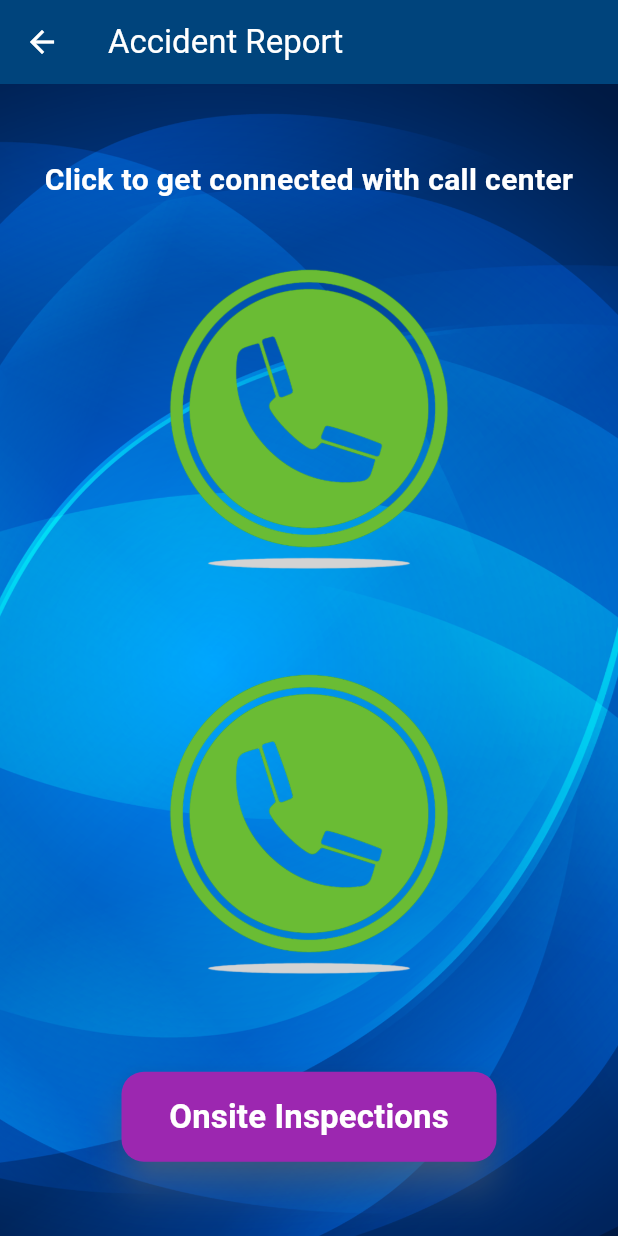
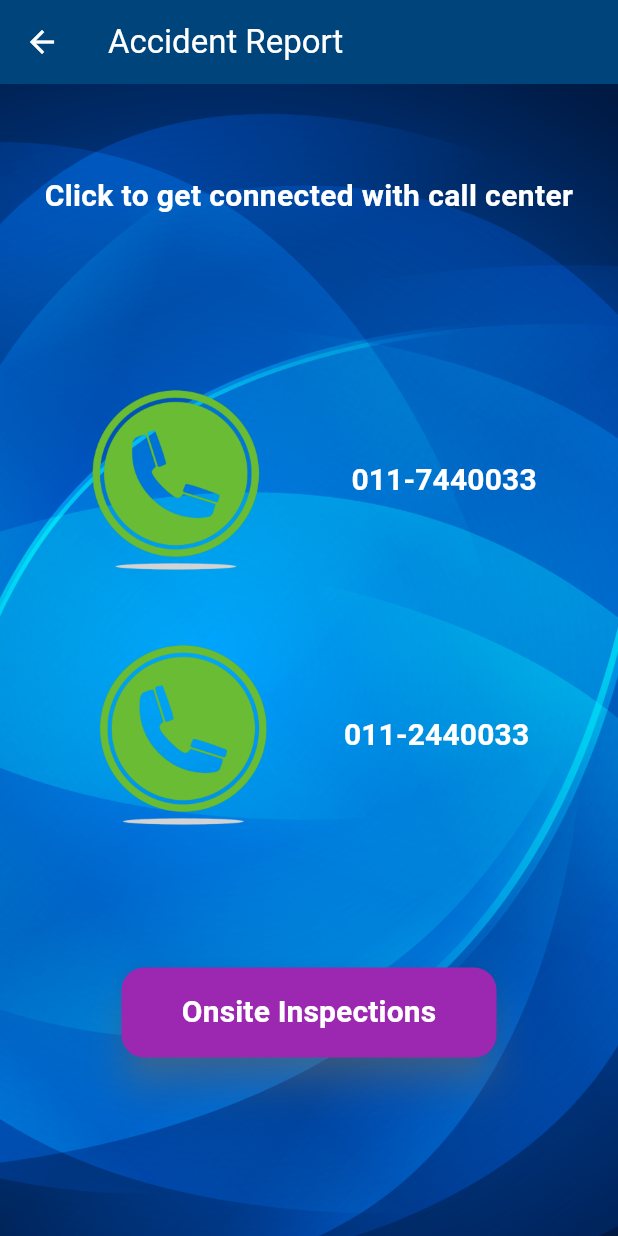
Before and after one commit to Pasindu9910/COOP-insu-new, a Flutter app: the AccidentReport screen opened by its route, on a phone screen of 412 x 824 dp. Run offline on Flutter 3.47's test engine with Material 3 defaults, Android fonts, the phone set to English and light mode, and no system bars; our stand-ins replace google_fonts, image_picker; Roboto replaces fonts that are missing (Georgia).

Commit message:
last com

```diff
--- a/lib/Screens/accidentreport.dart
+++ b/lib/Screens/accidentreport.dart
@@ -1,7 +1,7 @@
 // ignore_for_file: prefer_const_literals_to_create_immutables
 
 import 'package:flutter/material.dart';
-import 'package:url_launcher/url_launcher.dart'; // To make phone calls
+import 'package:url_launcher/url_launcher.dart';
 
 class AccidentReport extends StatefulWidget {
   const AccidentReport({super.key});
@@ -12,30 +12,28 @@ class AccidentReport extends StatefulWidget {
 
 class _AccidentReportState extends State<AccidentReport>
     with SingleTickerProviderStateMixin {
-
   late AnimationController _animationController;
   late Animation<double> _animation;
 
   @override
   void initState() {
     super.initState();
-    // Initialize the AnimationController
+
     _animationController = AnimationController(
       vsync: this,
       duration: const Duration(seconds: 1),
-    )..repeat(reverse: true); // Repeat animation in reverse direction
+    )..repeat(reverse: true);
 
-    // Define the animation as a scaling effect between 0.95 and 1.05
-    _animation = Tween<double>(begin: 0.95, end: 1.05).animate(_animationController);
+    _animation =
+        Tween<double>(begin: 0.95, end: 1.05).animate(_animationController);
   }
 
   @override
   void dispose() {
-    _animationController.dispose(); // Dispose the animation controller to free resources
+    _animationController.dispose();
     super.dispose();
   }
 
-  // Function to make a phone call
   Future<void> _makePhoneCall(String phoneNumber) async {
     final Uri phoneUri = Uri(scheme: 'tel', path: phoneNumber);
     if (await canLaunchUrl(phoneUri)) {
@@ -70,51 +68,81 @@ class _AccidentReportState extends State<AccidentReport>
                 ),
               ),
             ),
-            Center(
-              child: Column(
-                mainAxisAlignment: MainAxisAlignment.center,
+            Column(
               children: [
-                  // Add the text above the buttons
                 const Padding(
-                    padding: EdgeInsets.only(bottom: 20.0), // Add some space between the text and the buttons
+                  padding: EdgeInsets.only(
+                      top: 60.0, bottom: 20.0), // Move text 10px below AppBar
                   child: Text(
                     'Click to get connected with call center',
                     style: TextStyle(
-                        color: Colors.white, // White font color
-                        fontSize: 20, // Font size of 20px
+                      color: Colors.white,
+                      fontSize: 20,
                       fontWeight: FontWeight.bold,
                     ),
-                      textAlign: TextAlign.center, // Center-align the text
+                    textAlign: TextAlign.center,
                   ),
                 ),
-
-                  // First button with pulsing image
+                const SizedBox(
+                    height: 80), // Space between text and phone icons
+                Row(
+                  mainAxisAlignment: MainAxisAlignment.center,
+                  children: [
                     ScaleTransition(
                       scale: _animation,
                       child: InkWell(
                         onTap: () => _makePhoneCall('0117440033'),
                         child: Image.asset(
-                        'assets/callus.png', // Add your image here
-                        width: 250,
-                        height: 250,
+                          'assets/callus.png',
+                          width: 150,
+                          height: 150,
                         ),
                       ),
                     ),
-                  const SizedBox(height: 20),
-                  // Second button with pulsing image
+                    const SizedBox(width: 30), // Space between image and text
+                    TextButton(
+                      onPressed: () => _makePhoneCall('0117440033'),
+                      child: const Text(
+                        '011-7440033',
+                        style: TextStyle(
+                          color: Colors.white,
+                          fontSize: 20,
+                          fontWeight: FontWeight.bold,
+                        ),
+                      ),
+                    ),
+                  ],
+                ),
+                const SizedBox(height: 20), // Space between the two phone icons
+                Row(
+                  mainAxisAlignment: MainAxisAlignment.center,
+                  children: [
                     ScaleTransition(
                       scale: _animation,
                       child: InkWell(
                         onTap: () => _makePhoneCall('0112440033'),
                         child: Image.asset(
-                        'assets/callus.png', // Add your image here
-                        width: 250,
-                        height: 250,
+                          'assets/callus.png',
+                          width: 150,
+                          height: 150,
                         ),
                       ),
                     ),
-                  const SizedBox(height: 40), // Space between the call buttons and the onsite button
-                  // Onsite Inspections button
+                    const SizedBox(width: 20),
+                    TextButton(
+                      onPressed: () => _makePhoneCall('0112440033'),
+                      child: const Text(
+                        '011-2440033',
+                        style: TextStyle(
+                          color: Colors.white,
+                          fontSize: 20,
+                          fontWeight: FontWeight.bold,
+                        ),
+                      ),
+                    ),
+                  ],
+                ),
+                const SizedBox(height: 80), // More space before the button
                 SizedBox(
                   width: 250,
                   height: 60,
@@ -123,7 +151,7 @@ class _AccidentReportState extends State<AccidentReport>
                       shape: RoundedRectangleBorder(
                         borderRadius: BorderRadius.circular(15),
                       ),
-                        backgroundColor: Colors.purple, // Set the button color to purple
+                      backgroundColor: Colors.purple,
                       elevation: 10,
                       shadowColor: Colors.grey,
                     ),
@@ -134,15 +162,14 @@ class _AccidentReportState extends State<AccidentReport>
                       'Onsite Inspections',
                       style: TextStyle(
                         fontFamily: 'Georgia',
-                          fontSize: 22,
+                        fontSize: 20,
                         fontWeight: FontWeight.bold,
-                          color: Colors.white, // Set the text color to white
+                        color: Colors.white,
                       ),
                     ),
                   ),
                 ),
               ],
-              ),
             ),
           ],
         ),
--- a/lib/Screens/policyinfo.dart
+++ b/lib/Screens/policyinfo.dart
@@ -166,7 +166,7 @@ class _PolicyinfoState extends State<Policyinfo> {
           subtitle: Column(
             crossAxisAlignment: CrossAxisAlignment.start,
             children: [
-              _buildPolicyTile('Customer Surname', policyData['surname']),
+              _buildPolicyTile('Customer Name', policyData['surname']),
               _buildPolicyTile(
                   'Customer Identity Card Number', policyData['nic']),
               _buildPolicyTile('Vehicle Number', policyData['riskname']),
```
Also changed, not shown: 2 other files. Lines whose indentation alone changed are shown as unchanged.
